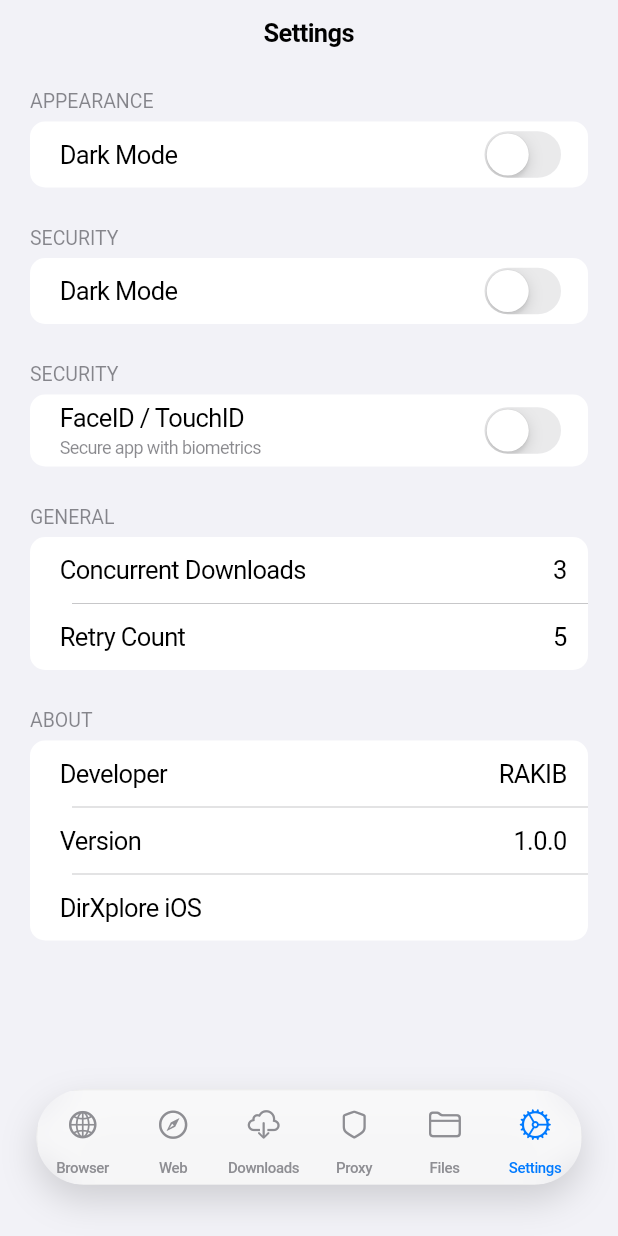
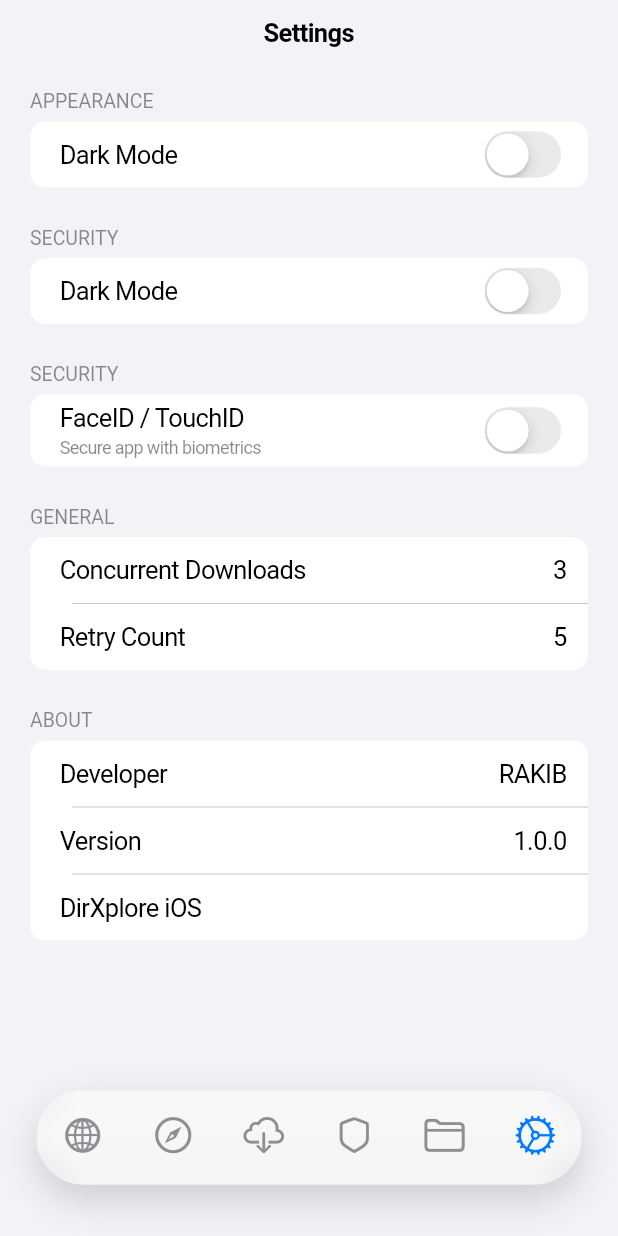
Before and after one commit to rakibshorkar2/dirxplore3, a Flutter app: the screen it shows after launch, item 6 of the bottom bar chosen, on a phone screen of 412 x 824 dp. Run offline on Flutter 3.47's test engine with Material 3 defaults, Android fonts, the phone set to English and light mode, and no system bars; our stand-ins replace chewie, dio, flutter_riverpod, flutter_secure_storage, go_router, local_auth and 3 more.

Commit message:
finalize_v4_icon_only_nav_and_internal_proxy

```diff
--- a/lib/src/features/main/presentation/glassy_nav_bar.dart
+++ b/lib/src/features/main/presentation/glassy_nav_bar.dart
@@ -55,7 +55,7 @@ class GlassyNavBar extends StatelessWidget {
                 activeColor: CupertinoColors.activeBlue,
                 inactiveColor: CupertinoColors.systemGrey,
                 border: null,
-                iconSize: 22,
+                iconSize: 28,
                 items: items,
               ),
             ),
--- a/lib/src/features/main/presentation/main_screen.dart
+++ b/lib/src/features/main/presentation/main_screen.dart
@@ -59,12 +59,12 @@ class _MainScreenState extends ConsumerState<MainScreen> {
               currentIndex: _calculateSelectedIndex(context),
               onTap: (index) => _onItemTapped(index, context),
               items: const [
-                BottomNavigationBarItem(icon: Icon(CupertinoIcons.globe), label: 'Browser'),
-                BottomNavigationBarItem(icon: Icon(CupertinoIcons.compass), label: 'Web'),
-                BottomNavigationBarItem(icon: Icon(CupertinoIcons.cloud_download), label: 'Downloads'),
-                BottomNavigationBarItem(icon: Icon(CupertinoIcons.shield), label: 'Proxy'),
-                BottomNavigationBarItem(icon: Icon(CupertinoIcons.folder), label: 'Files'),
-                BottomNavigationBarItem(icon: Icon(CupertinoIcons.settings), label: 'Settings'),
+                BottomNavigationBarItem(icon: Icon(CupertinoIcons.globe)),
+                BottomNavigationBarItem(icon: Icon(CupertinoIcons.compass)),
+                BottomNavigationBarItem(icon: Icon(CupertinoIcons.cloud_download)),
+                BottomNavigationBarItem(icon: Icon(CupertinoIcons.shield)),
+                BottomNavigationBarItem(icon: Icon(CupertinoIcons.folder)),
+                BottomNavigationBarItem(icon: Icon(CupertinoIcons.settings)),
               ],
             ),
           ),
```
Also changed, not shown: lib/src/core/network/dio_client.dart (+14 -10 lines).
